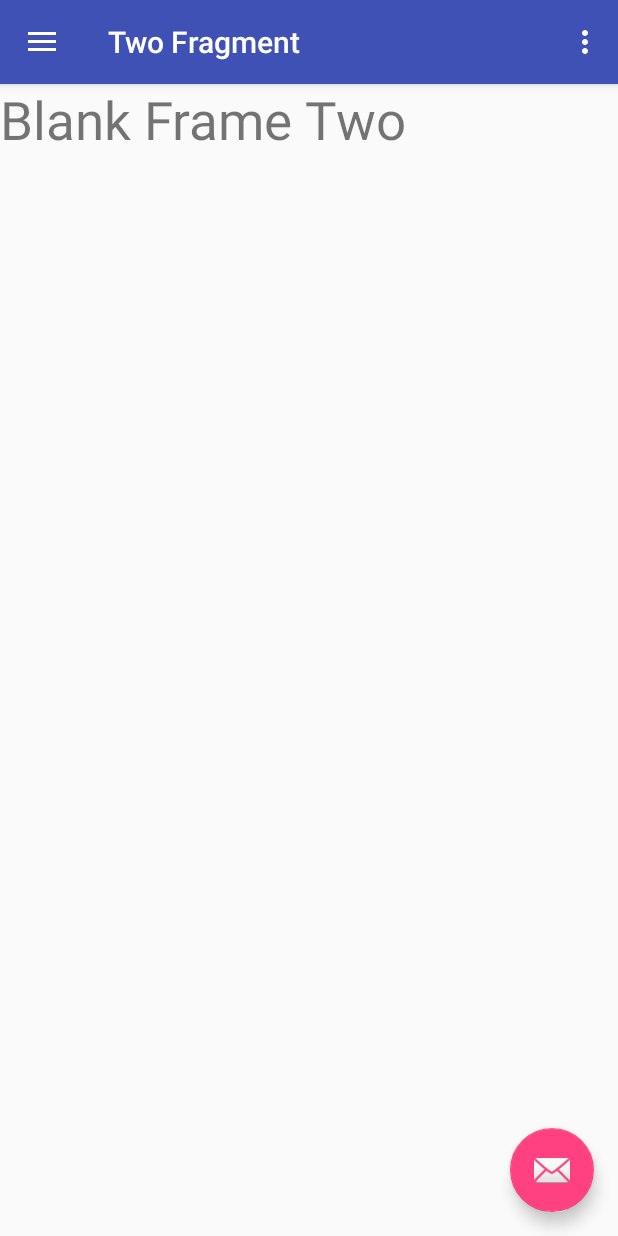
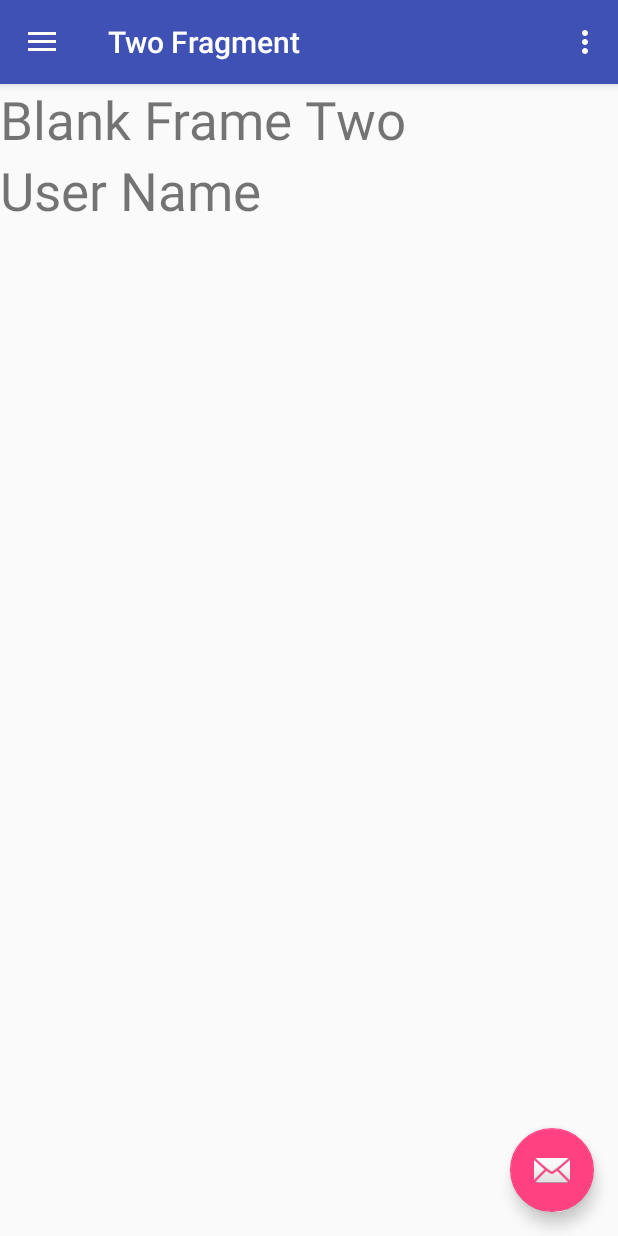
Before and after one commit to gurunaua/example_android, an Android app: the screen it shows after launch (LatihanNavigationDrawer), in the side drawer, after a tap on "Gallery", on a phone screen of 412 x 824 dp. Run offline under Robolectric (Android 15) with nearby library versions, the phone set to English and light mode, and no system bars; pictures from the network do not load.

Commit message:
Add simple properties file

```diff
--- /dev/null
+++ b/LatihanNavigationDrawer/app/src/main/assets/config.properties
@@ -0,0 +1,3 @@
+name=User Name
+age=User Age
+ok=Click
--- a/LatihanNavigationDrawer/app/src/main/java/com/example/karads/latihannavigationdrawer/FragmentTwo.java
+++ b/LatihanNavigationDrawer/app/src/main/java/com/example/karads/latihannavigationdrawer/FragmentTwo.java
@@ -6,6 +6,11 @@ import android.support.v4.app.Fragment;
 import android.view.LayoutInflater;
 import android.view.View;
 import android.view.ViewGroup;
+import android.widget.TextView;
+
+import com.example.karads.latihannavigationdrawer.util.UtilProperties;
+
+import java.io.IOException;
 
 
 /**
@@ -23,7 +28,18 @@ public class FragmentTwo extends Fragment {
     public View onCreateView(LayoutInflater inflater, ViewGroup container,
                              Bundle savedInstanceState) {
         // Inflate the layout for this fragment
-        return inflater.inflate(R.layout.fragment_fragment_two, container, false);
+        View view =  inflater.inflate(R.layout.fragment_fragment_two, container, false);
+        TextView textView = view.findViewById(R.id.nama_from_config);
+
+        try {
+            String name = UtilProperties.getProperty("name", getActivity().getApplicationContext());
+            textView.setText(name);
+        } catch (IOException e) {
+            e.printStackTrace();
+        }
+
+
+        return view;
     }
 
 }
--- /dev/null
+++ b/LatihanNavigationDrawer/app/src/main/java/com/example/karads/latihannavigationdrawer/util/UtilProperties.java
@@ -0,0 +1,22 @@
+package com.example.karads.latihannavigationdrawer.util;
+
+import android.content.Context;
+import android.content.res.AssetManager;
+
+import java.io.IOException;
+import java.io.InputStream;
+import java.util.Properties;
+
+/**
+ * Created by karads on 1/9/2018.
+ */
+
+public class UtilProperties {
+    public static String getProperty(String key,Context context) throws IOException {
+        Properties properties = new Properties();;
+        AssetManager assetManager = context.getAssets();
+        InputStream inputStream = assetManager.open("config.properties");
+        properties.load(inputStream);
+        return properties.getProperty(key);
+    }
+}
--- a/LatihanNavigationDrawer/app/src/main/res/layout/fragment_fragment_two.xml
+++ b/LatihanNavigationDrawer/app/src/main/res/layout/fragment_fragment_two.xml
@@ -5,10 +5,24 @@
     tools:context="com.example.karads.latihannavigationdrawer.FragmentTwo">
 
     <!-- TODO: Update blank fragment layout -->
-    <TextView
+    <LinearLayout
         android:layout_width="match_parent"
         android:layout_height="match_parent"
-        android:text="@string/hello_blank_fragment_two"
-        android:textSize="35dp"/>
+        android:orientation="vertical">
+
+        <TextView
+            android:layout_width="wrap_content"
+            android:layout_height="wrap_content"
+            android:text="@string/hello_blank_fragment_two"
+            android:textSize="35dp" />
+
+        <TextView
+            android:id="@+id/nama_from_config"
+            android:layout_width="wrap_content"
+            android:layout_height="wrap_content"
+            android:text="@string/hello_blank_fragment_two"
+            android:textSize="35dp" />
+    </LinearLayout>
+
 
 </FrameLayout>
```
